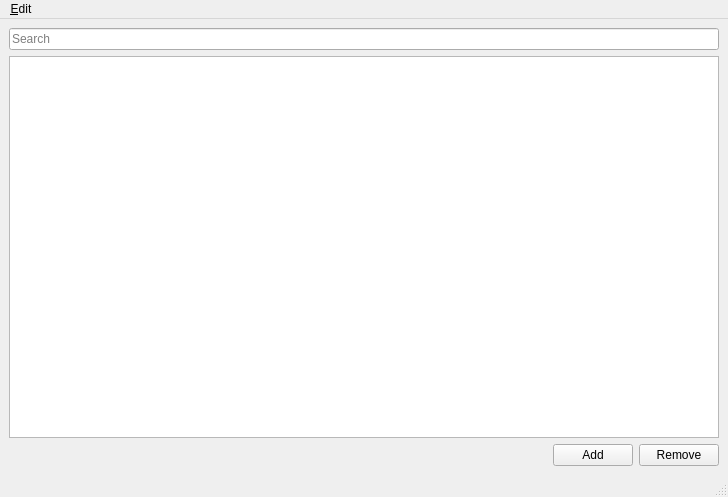
Old version of the form tools/editor/ui/variable_editor.ui in the repository Kyoril/wow-pp.
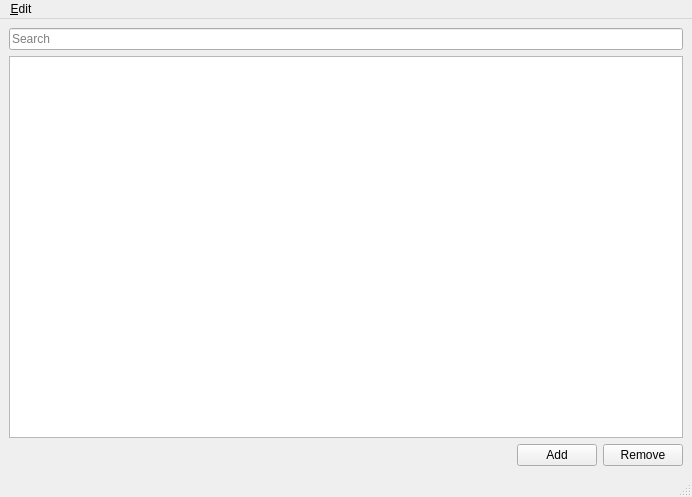
New version of the form. Icons and pictures are not drawn.

Commit message: Variable window should show variables now

Patch:
```diff
--- a/tools/editor/ui/variable_editor.ui
+++ b/tools/editor/ui/variable_editor.ui
@@ -6,7 +6,7 @@
    <rect>
     <x>0</x>
     <y>0</y>
-    <width>728</width>
+    <width>692</width>
     <height>497</height>
    </rect>
   </property>
@@ -86,7 +86,7 @@
     <rect>
      <x>0</x>
      <y>0</y>
-     <width>728</width>
+     <width>692</width>
      <height>21</height>
     </rect>
    </property>
```
The commit also changes 4 other files.
